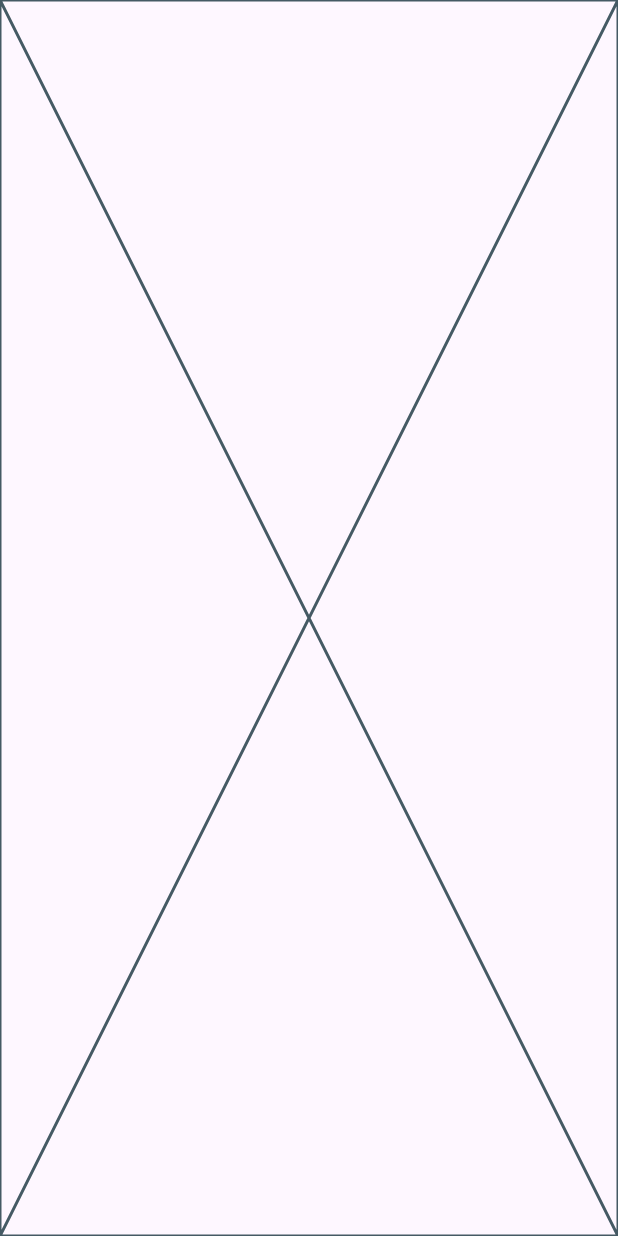
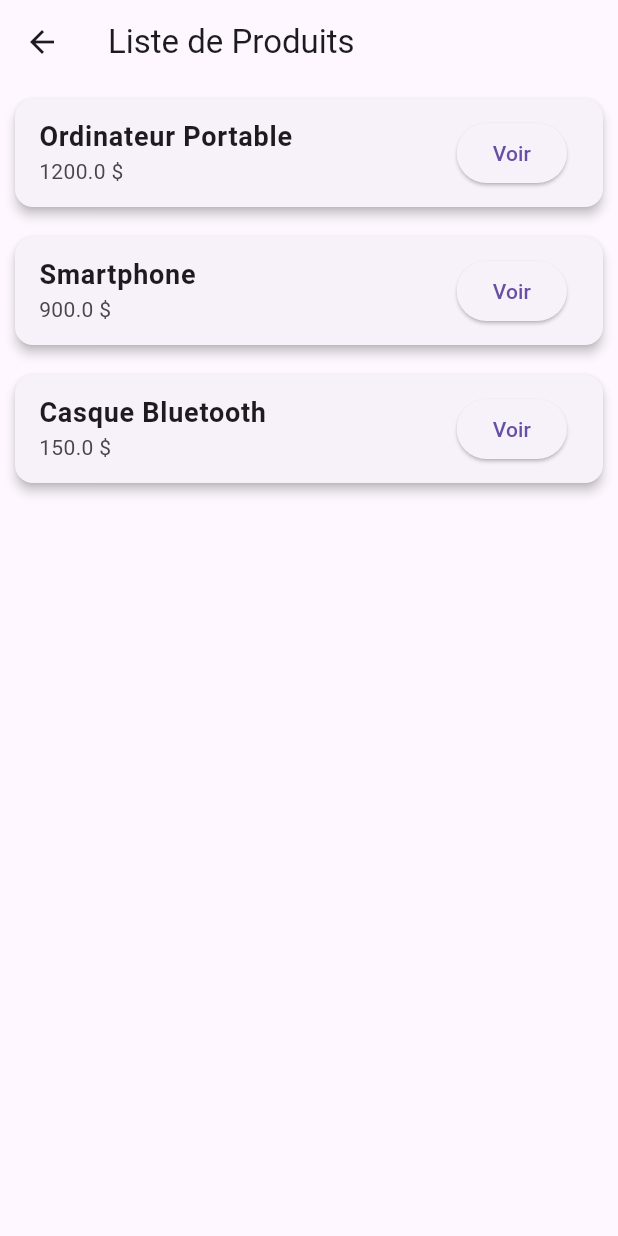
Before and after one commit to MaimounaBella/flutter_app_produits, a Flutter app: the ListProduits screen opened directly, on a phone screen of 412 x 824 dp. Run offline on Flutter 3.47's test engine with Material 3 defaults, Android fonts, the phone set to English and light mode, and no system bars.

Commit message:
Ajout de ListView, Card et ListTile dans ListProduits

```diff
--- a/lib/page_liste_produits.dart
+++ b/lib/page_liste_produits.dart
@@ -26,6 +26,37 @@ class ListProduits extends StatelessWidget {
 
   @override
   Widget build(BuildContext context) {
-    return const Placeholder(); // temporaire, à remplacer à l'étape suivante
+    return Scaffold(
+      appBar: AppBar(title: Text("Liste de Produits")),
+      body: ListView.builder(
+        itemCount: produits.length,
+        itemBuilder: (context, index) {
+          final produit = produits[index];
+          return Card(
+            elevation: 3,
+            margin: EdgeInsets.all(10),
+            child: ListTile(
+              title: Text(
+                produit.nom,
+                style: TextStyle(fontSize: 18, fontWeight: FontWeight.bold),
+              ),
+              subtitle: Text("${produit.prix} \$"),
+              trailing: ElevatedButton(
+                child: Text("Voir"),
+                onPressed: () {
+                  // Navigation vers la page Détails
+                  Navigator.push(
+                    context,
+                    MaterialPageRoute(
+                  builder: (context) => DetailsProduit(produit: produit),
+                    ),
+                  );
+                },
+              ),
+            ),
+          );
+        },
+      ),
+    );
   }
 }
```
